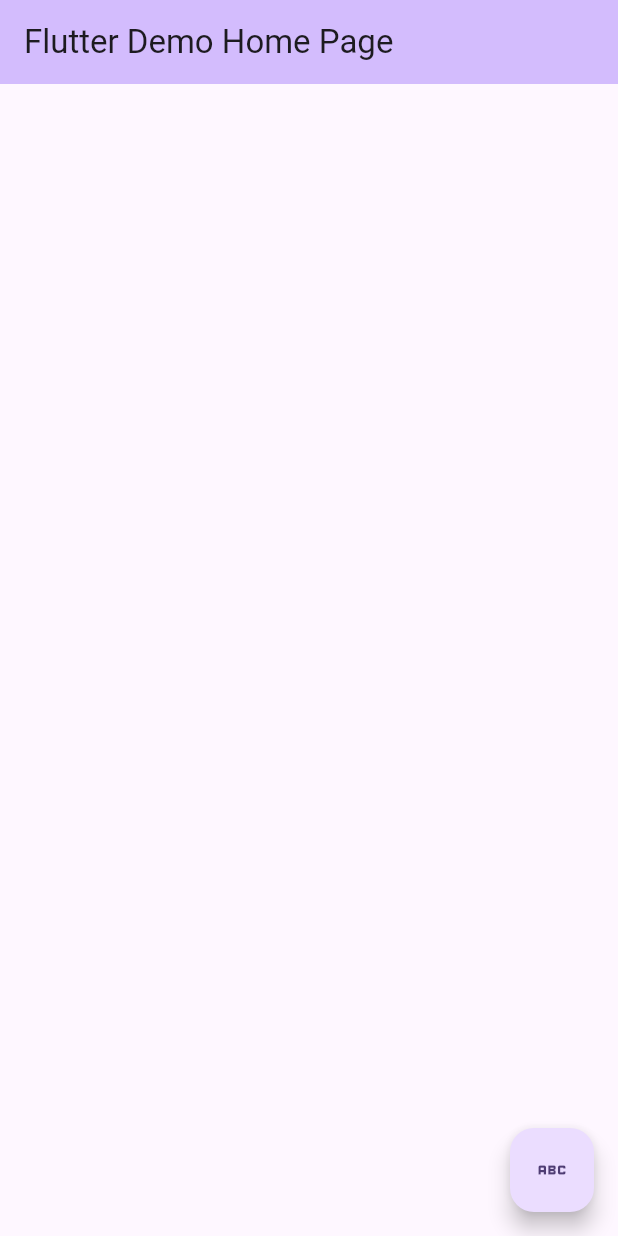
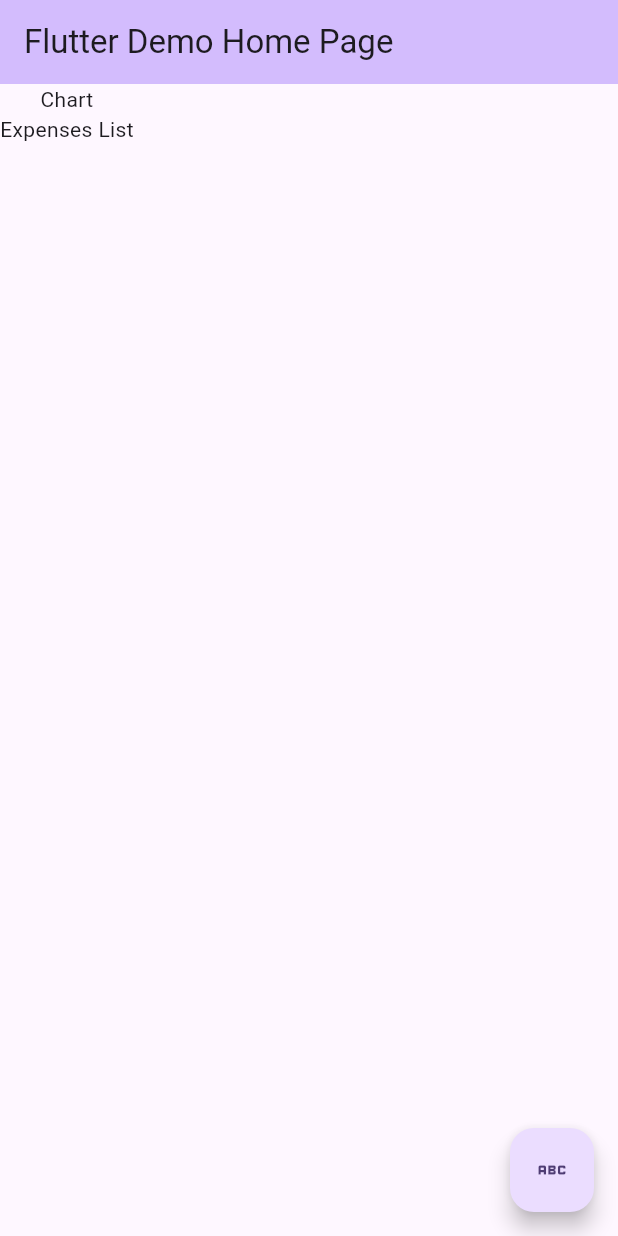
Before and after one commit to gayashan4lk/budget_tracker, a Flutter app: the screen it shows after launch, on a phone screen of 412 x 824 dp. Run offline on Flutter 3.47's test engine with Material 3 defaults, Android fonts, the phone set to English and light mode, and no system bars.

Commit message:
Add body content to home page

```diff
--- a/lib/home_page.dart
+++ b/lib/home_page.dart
@@ -17,7 +17,9 @@ class _HomePageState extends State<HomePage> {
         backgroundColor: Theme.of(context).colorScheme.inversePrimary,
         title: Text(widget.title),
       ),
-      body: null,
+      body: const Column(
+        children: <Widget>[Text('Chart'), Text('Expenses List')],
+      ),
       floatingActionButton: FloatingActionButton(
         onPressed: () => {},
         tooltip: 'floating action button',
```
